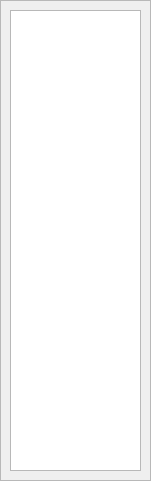
freakyzoidberg/horus-edu, file Client/Plugins/Administration/TreeFram.ui: the form before one commit.
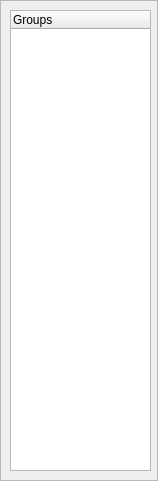
The form after the commit.

What changed in the file:
```diff
--- a/Client/Plugins/Administration/TreeFram.ui
+++ b/Client/Plugins/Administration/TreeFram.ui
@@ -6,7 +6,7 @@
    <rect>
     <x>0</x>
     <y>0</y>
-    <width>151</width>
+    <width>158</width>
     <height>481</height>
    </rect>
   </property>
@@ -19,15 +19,20 @@
   <property name="frameShadow">
    <enum>QFrame::Raised</enum>
   </property>
-  <widget class="QTreeView" name="TreeView">
+  <widget class="QTreeWidget" name="treeWidget">
    <property name="geometry">
     <rect>
      <x>10</x>
      <y>10</y>
-     <width>131</width>
+     <width>141</width>
      <height>461</height>
     </rect>
    </property>
+   <column>
+    <property name="text">
+     <string>Groups</string>
+    </property>
+   </column>
   </widget>
  </widget>
  <resources/>
```
